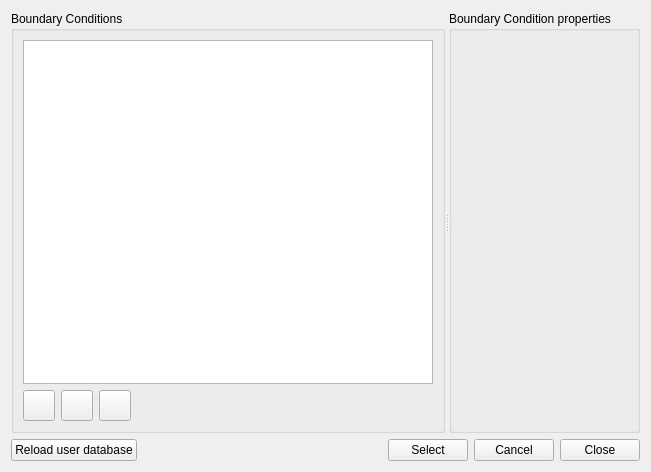
This is SIM-VICUS/src/SVDBBoundaryConditionEditDialog.ui in ghorwin/SIM-VICUS as Qt 5 draws it before an edit. The edited form follows.
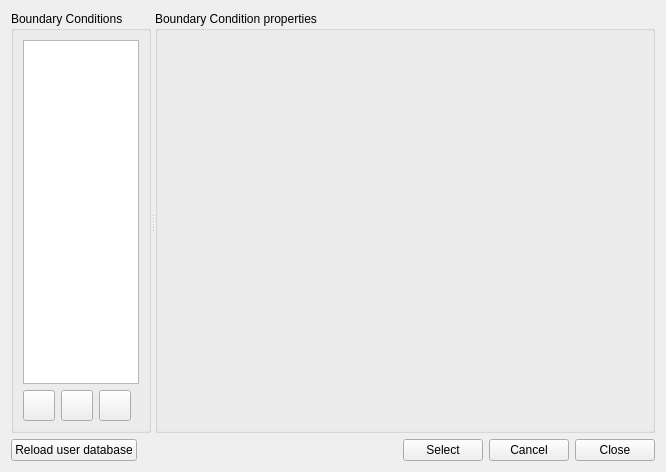
This is the edited form. Icons and pictures are not drawn. Custom widgets are drawn as their Qt base class.

Commit message: Some db edit dialog finetunings.

Diff of the .ui file:
```diff
--- a/SIM-VICUS/src/SVDBBoundaryConditionEditDialog.ui
+++ b/SIM-VICUS/src/SVDBBoundaryConditionEditDialog.ui
@@ -101,6 +101,12 @@
       </layout>
      </widget>
      <widget class="QGroupBox" name="groupBox_2">
+      <property name="minimumSize">
+       <size>
+        <width>500</width>
+        <height>0</height>
+       </size>
+      </property>
       <property name="title">
        <string>Boundary Condition properties</string>
       </property>
```
The commit also changes 6 other files.
